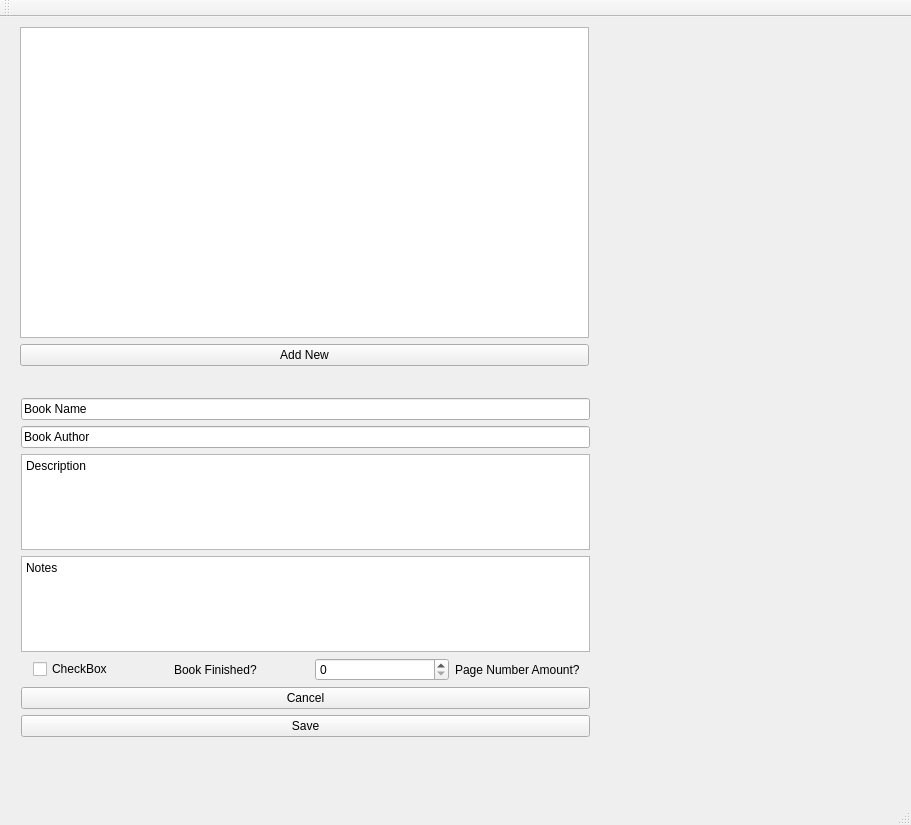
Above: main/src/bookjournal.ui from najir/Readify before the change. Below: the same form after it.
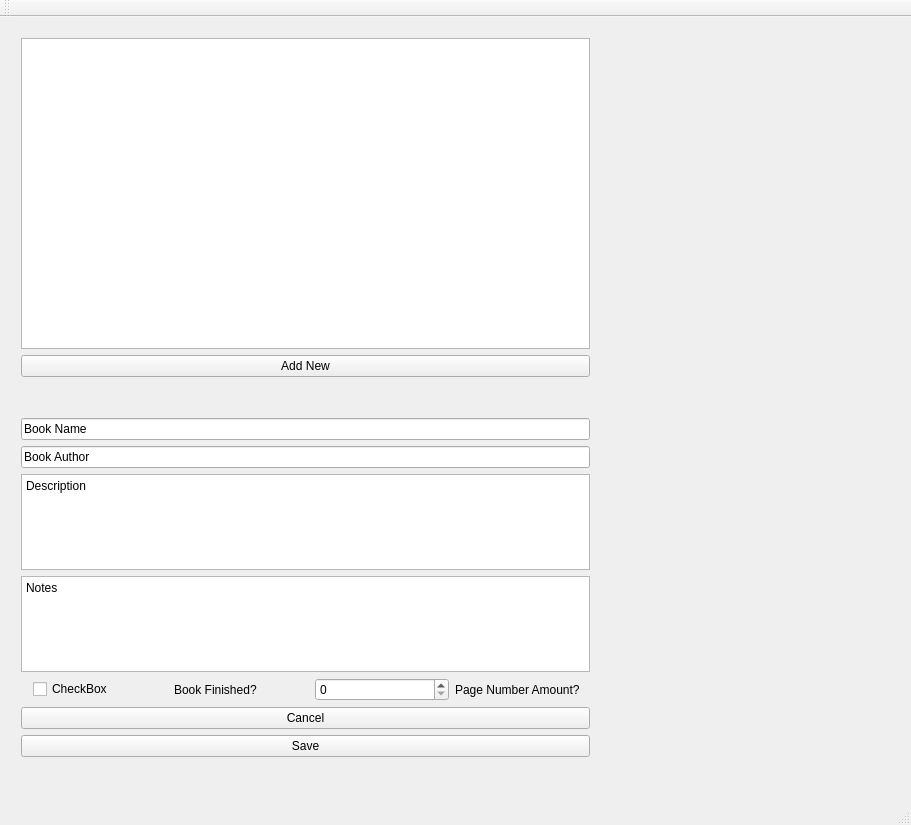
That is the form after the change.

Commit message: Lots of syntax fixs and refactoring on db. Started setting up to send data over to the db from the qt ui

Diff of the .ui file:
```diff
--- a/main/src/bookjournal.ui
+++ b/main/src/bookjournal.ui
@@ -14,33 +14,23 @@
    <string>bookjournal</string>
   </property>
   <widget class="QWidget" name="centralWidget">
-   <widget class="QWidget" name="verticalLayoutWidget">
+   <widget class="QWidget" name="widgetPage" native="true">
     <property name="geometry">
      <rect>
-      <x>9</x>
-      <y>-1</y>
-      <width>591</width>
-      <height>361</height>
+      <x>10</x>
+      <y>390</y>
+      <width>601</width>
+      <height>371</height>
      </rect>
     </property>
-    <layout class="QVBoxLayout" name="verticalLayoutMain">
-     <item>
-      <widget class="QListWidget" name="listWidget"/>
-     </item>
-     <item>
-      <widget class="QPushButton" name="pushButtonNew">
-       <property name="text">
-        <string>Add New</string>
-       </property>
-      </widget>
-     </item>
-    </layout>
-   </widget>
+    <property name="autoFillBackground">
+     <bool>false</bool>
+    </property>
    <widget class="QWidget" name="verticalLayoutWidget_2">
     <property name="geometry">
      <rect>
-      <x>10</x>
-      <y>370</y>
+       <x>0</x>
+       <y>0</y>
       <width>591</width>
       <height>361</height>
      </rect>
@@ -144,6 +134,39 @@
       </widget>
      </item>
     </layout>
+    </widget>
+   </widget>
+   <widget class="QWidget" name="widgetMain" native="true">
+    <property name="geometry">
+     <rect>
+      <x>10</x>
+      <y>10</y>
+      <width>591</width>
+      <height>371</height>
+     </rect>
+    </property>
+    <widget class="QWidget" name="verticalLayoutWidget">
+     <property name="geometry">
+      <rect>
+       <x>0</x>
+       <y>0</y>
+       <width>591</width>
+       <height>361</height>
+      </rect>
+     </property>
+     <layout class="QVBoxLayout" name="verticalLayoutMain">
+      <item>
+       <widget class="QListWidget" name="listWidget"/>
+      </item>
+      <item>
+       <widget class="QPushButton" name="pushButtonNew">
+        <property name="text">
+         <string>Add New</string>
+        </property>
+       </widget>
+      </item>
+     </layout>
+    </widget>
    </widget>
   </widget>
   <widget class="QMenuBar" name="menuBar">
```
Lines whose indentation alone changed are shown as unchanged. The commit also changes 7 other files.
